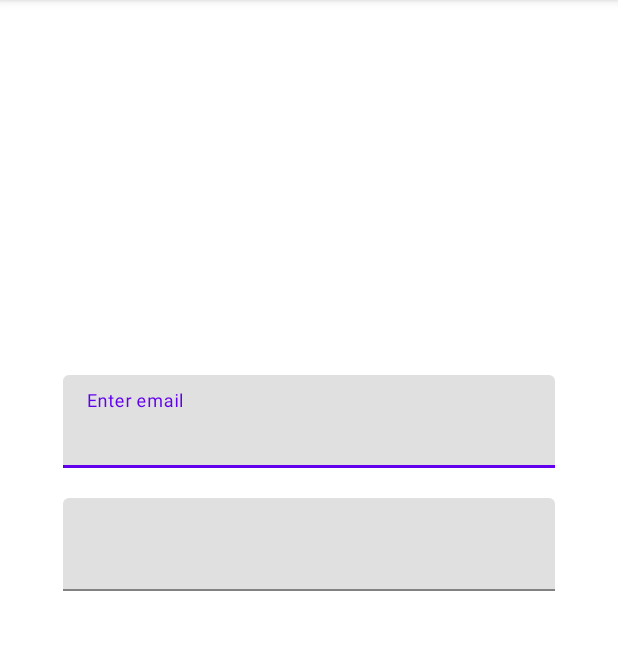
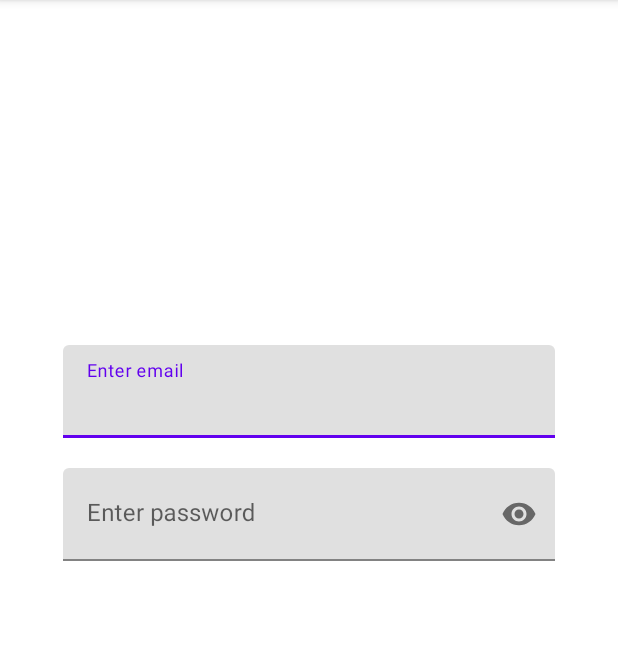
Before and after one commit to delet-dis/loginActivity, an Android app: the screen it shows after launch (MainActivity), on a phone screen of 412 x 824 dp, the part 84-734 px from its top. Run offline under Robolectric (Android 15) with nearby library versions, the phone set to English and light mode, and no system bars.

Commit message:
added tags for inputs

```diff
--- a/app/src/main/res/layout/activity_main.xml
+++ b/app/src/main/res/layout/activity_main.xml
@@ -11,7 +11,7 @@
           android:layout_width="328dp"
           android:layout_height="wrap_content"
           android:layout_marginStart="42dp"
-          android:layout_marginTop="250dp"
+          android:layout_marginTop="230dp"
           android:layout_marginEnd="42dp"
           android:hint="@string/emailHint"
           app:hintAnimationEnabled="true"
@@ -22,8 +22,10 @@
 
 
     <com.google.android.material.textfield.TextInputEditText
+            android:id="@+id/emailInputEdit"
             android:layout_width="match_parent"
             android:layout_height="62dp"
+            android:inputType="textWebEmailAddress"
             android:maxLines="1" />
 
 
@@ -36,13 +38,20 @@
           android:layout_marginStart="42dp"
           android:layout_marginTop="20dp"
           android:layout_marginEnd="42dp"
+          android:hint="@string/passwordHint"
+          app:hintAnimationEnabled="true"
+          app:hintEnabled="true"
           app:layout_constraintEnd_toEndOf="parent"
           app:layout_constraintStart_toStartOf="parent"
-          app:layout_constraintTop_toBottomOf="@+id/emaiInput">
+          app:layout_constraintTop_toBottomOf="@+id/emaiInput"
+          app:passwordToggleEnabled="true"
+          app:passwordToggleTintMode="multiply">
 
     <com.google.android.material.textfield.TextInputEditText
+            android:id="@+id/passwordInputEdit"
             android:layout_width="match_parent"
-            android:layout_height="62dp" />
+            android:layout_height="62dp"
+            android:inputType="textPassword" />
 
   </com.google.android.material.textfield.TextInputLayout>
 
```
